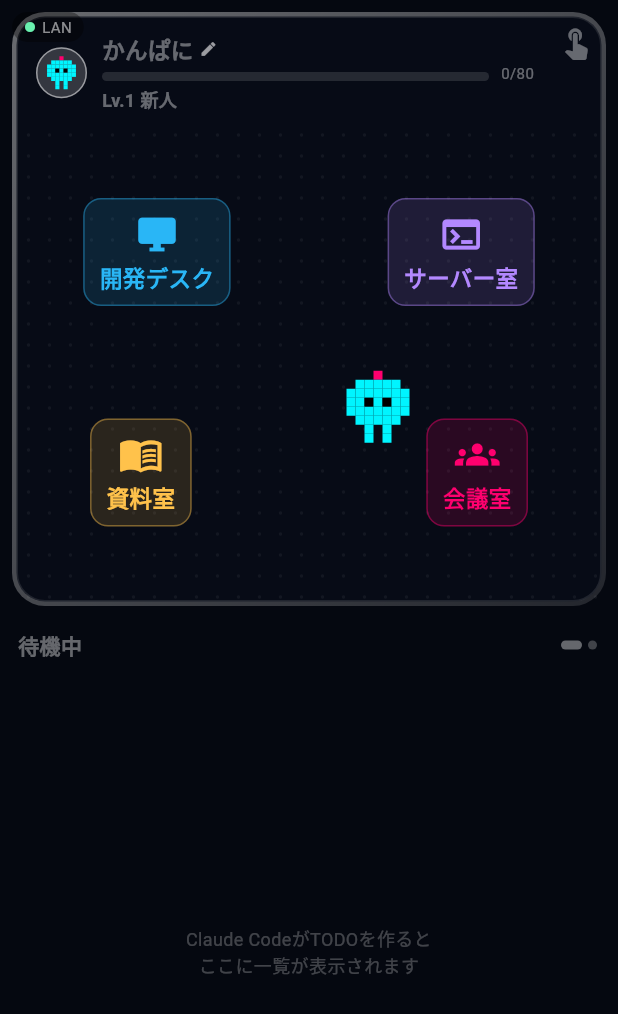
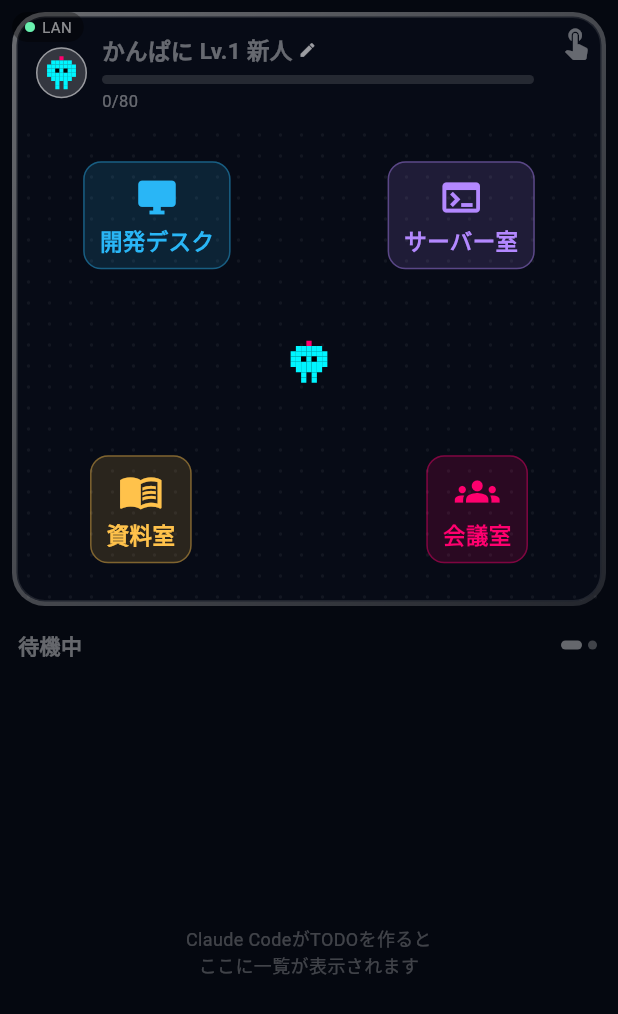
Before and after one commit to yousayrock/013-pocketpad, a Flutter app: the KanpanicchiPanel widget shown alone on an empty page, opened directly with empty values, on a phone screen of 412 x 824 dp. Shown: the top 1014 px of the screen. Run offline on Flutter 3.47's test engine with Material 3 defaults, Android fonts, the phone set to English and light mode, and no system bars; our stand-ins replace file_picker, flutter_local_notifications, shared_preferences, speech_to_text; missing offline and left inert: flutter_foreground_task, mobile_scanner; accounts and stored records are empty.

Commit message:
かんぱにっち: 部屋レイアウト・レベルアップ描画バグ修正、PowerShell文字化け修正
- 部屋カードとキャラクターの重なりを修正。真因はキャラのドット絵サイズが部屋間の
  隙間とほぼ同じだったこと(pixelSizeを床では縮小)。部屋カード自体の間隔も拡大
  (align.yを±0.6→±0.8、Codex実装)
- レベルアップバナーをRepaintBoundaryでラップし、一部端末での描画ゴーストを対策
  (Codex実装)
- 名前/レベル/経験値の表示位置をバランス調整(レベルは名前の横、経験値の数字はバーの下)
- デフォルトの初期表示ページを「かんぱにっち」に変更
- claude-notify.ps1のstdin読み取りエンコーディングを明示してUTF-8文字化けを修正
- 引き継ぎメモを最新化(Codex実装がデフォルトになった経緯を含む)

Co-Authored-By: Claude Sonnet 5 <noreply@anthropic.com>
Claude-Session: https://claude.ai/code/session_01QdM5SXGJWX83MRE4GLz8Mt

```diff
--- a/app/lib/kanpanicchi.dart
+++ b/app/lib/kanpanicchi.dart
@@ -123,28 +123,28 @@ const _zoneIdle = _Zone(
   Colors.white38,
 );
 const _zoneEditing = _Zone(
-  Alignment(-0.7, -0.6),
+  Alignment(-0.7, -0.8),
   Icons.desktop_windows,
   '編集中',
   '開発デスク',
   Color(0xFF29B6F6),
 );
 const _zoneCommand = _Zone(
-  Alignment(0.7, -0.6),
+  Alignment(0.7, -0.8),
   Icons.terminal,
   'コマンド実行中',
   'サーバー室',
   Color(0xFFB388FF),
 );
 const _zoneSearching = _Zone(
-  Alignment(-0.7, 0.6),
+  Alignment(-0.7, 0.8),
   Icons.menu_book,
   '調査中',
   '資料室',
   Color(0xFFFFC24B),
 );
 const _zoneDelegating = _Zone(
-  Alignment(0.7, 0.6),
+  Alignment(0.7, 0.8),
   Icons.groups,
   '委任中',
   '会議室',
@@ -398,10 +398,14 @@ List<String> _tieredSprite(int level, List<String> base) {
 }
 
 class _PixelSprite extends StatelessWidget {
-  const _PixelSprite({required this.rows, required this.glow});
-  static const pixelSize = 6.0;
+  const _PixelSprite({
+    required this.rows,
+    required this.glow,
+    this.pixelSize = 6.0,
+  });
   final List<String> rows;
   final Color glow;
+  final double pixelSize;
 
   @override
   Widget build(BuildContext context) {
@@ -521,6 +525,9 @@ class _LevelUpBannerState extends State<_LevelUpBanner>
 
   @override
   Widget build(BuildContext context) => Center(
+    // 一部端末(MediaTek系GPU)でアニメーション中の古いフレームが残る
+    // 描画崩れを防ぐため、バナー全体を独立したレイヤーとして再合成させる。
+    child: RepaintBoundary(
       child: AnimatedBuilder(
         animation: _controller,
         builder: (context, child) => Opacity(
@@ -563,6 +570,7 @@ class _LevelUpBannerState extends State<_LevelUpBanner>
                 ),
               ),
             ],
+          ),
         ),
       ),
     ),
@@ -700,8 +708,7 @@ class _StatsHeader extends StatelessWidget {
                   child: Row(
                     children: [
                       // 名前は自由入力で長くなりうるため横スクロールで見せる。
-                      // Lv./役職はここに同居させると名前の幅を食って見切れてしまうため、
-                      // 経験値バーの下に移動した（下のTextを参照）。
+                      // Lv./役職は常に見えていてほしいのでスクロール対象の外に固定する。
                       Flexible(
                         child: SingleChildScrollView(
                           scrollDirection: Axis.horizontal,
@@ -713,6 +720,14 @@ class _StatsHeader extends StatelessWidget {
                               fontSize: 15,
                             ),
                           ),
+                        ),
+                      ),
+                      Text(
+                        ' Lv.$level $rank',
+                        style: TextStyle(
+                          color: color,
+                          fontWeight: FontWeight.bold,
+                          fontSize: 15,
                         ),
                       ),
                       const SizedBox(width: 4),
@@ -753,20 +768,11 @@ class _StatsHeader extends StatelessWidget {
                 ),
                 const SizedBox(height: 3),
                 Text(
-                  'Lv.$level $rank',
-                  style: TextStyle(
-                    color: color,
-                    fontWeight: FontWeight.bold,
-                    fontSize: 12,
-                  ),
-                ),
-              ],
-            ),
-          ),
-          const SizedBox(width: 8),
-          Text(
                   '$xp/$xpToNext',
-            style: const TextStyle(color: Colors.white38, fontSize: 10),
+                  style: const TextStyle(color: Colors.white38, fontSize: 11),
+                ),
+              ],
+            ),
           ),
         ],
       ),
@@ -1764,27 +1770,30 @@ class _KanpanicchiPanelState extends State<KanpanicchiPanel>
                                         child: AnimatedAlign(
                                           duration: _moveDuration,
                                           curve: Curves.easeInOut,
-                                          alignment: _zone.align,
+                                          // 部屋カード間の中央の「共有フロア」は実測で幅約43px
+                                          // しかなく、キャラのドット絵は等倍(pixelSize6→42px幅)
+                                          // だとほぼ隙間と同じ幅で、どこに置いても部屋カードに
+                                          // 触れてしまっていた（実機テストで発覚、原因はAlignment
+                                          // の倍率ではなくキャラ自体のサイズだった）。下のPixelSprite
+                                          // でひとまわり小さく描画し、かつ倍率もごく小さくして
+                                          // 常に中央の安全域に収める。
+                                          alignment: Alignment(
+                                            _zone.align.x * 0.05,
+                                            _zone.align.y * 0.05,
+                                          ),
                                           child: AnimatedBuilder(
                                             animation: _bounce,
                                             builder: (context, child) {
                                               final bounceY = _walking
                                                   ? 0.0
                                                   : -_bounce.value * 3;
-                                              // 部屋カードの真上に重ならないよう、部屋の中心から
-                                              // 画面の外側（コーナー側）へずらして隣に立たせる。
-                                              final dx =
-                                                  46.0 *
-                                                  (_zone.align.x >= 0 ? 1 : -1);
-                                              final dy =
-                                                  30.0 *
-                                                  (_zone.align.y >= 0 ? 1 : -1);
                                               return Transform.translate(
-                                                offset: Offset(dx, dy + bounceY),
+                                                offset: Offset(0, bounceY),
                                                 child: child,
                                               );
                                             },
                                             child: _PixelSprite(
+                                              pixelSize: 3.5,
                                               rows: _tieredSprite(
                                                 _level,
                                                 _walking && !_walkFrameA
--- a/app/lib/settings.dart
+++ b/app/lib/settings.dart
@@ -108,17 +108,17 @@ const List<Color> kColorPalette = [
 
 // ─────────────────────────────────────── ページ / 下部ボタンの定義
 const kPageNames = {
+  'office': kCharacterName,
   'trackpad': 'トラックパッド',
   'macro': 'マクロ',
   'youtube': 'YouTube',
-  'office': kCharacterName,
 };
 
 const kPageIcons = {
+  'office': Icons.pets,
   'trackpad': Icons.touch_app,
   'macro': Icons.grid_view,
   'youtube': Icons.play_circle_outline,
-  'office': Icons.pets,
 };
 
 const kBottomButtonNames = {
```
Also changed, not shown: 2 other files. Lines whose indentation alone changed are shown as unchanged.
